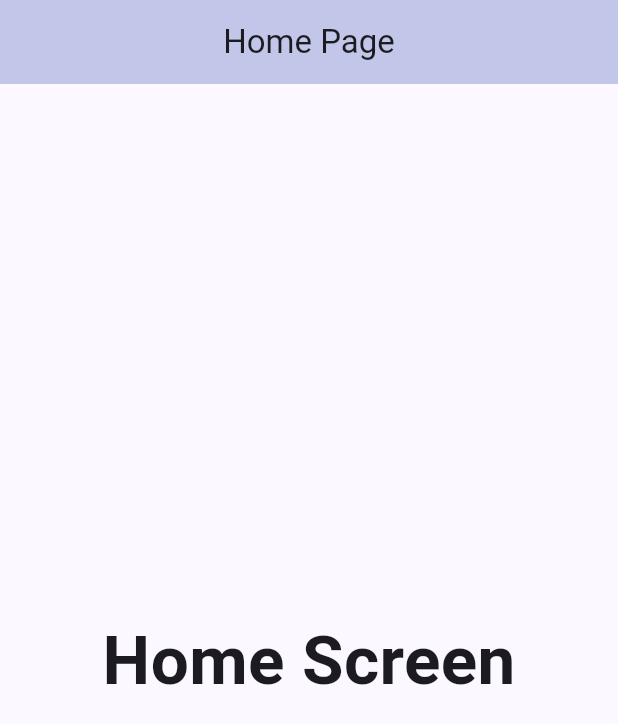
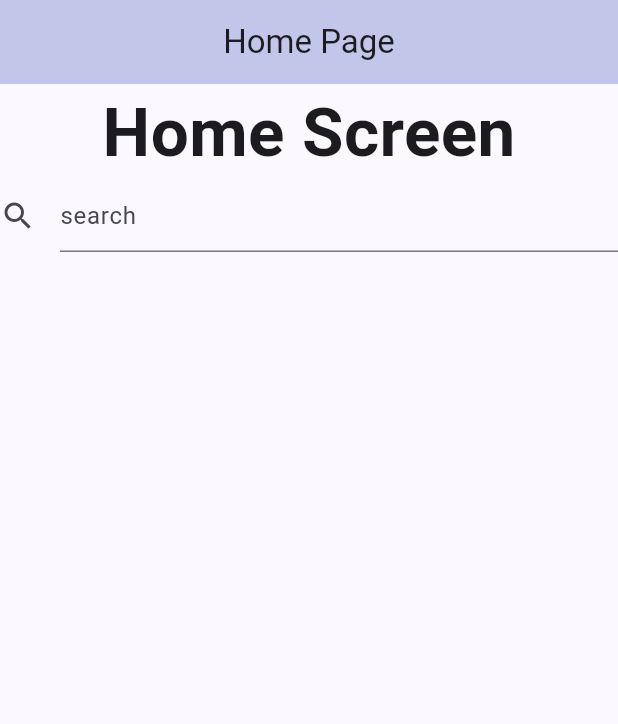
Before and after one commit to raohamii/signup_login_page, a Flutter app: the Home_Page screen opened directly with empty values, on a phone screen of 412 x 824 dp. Shown: the top 724 px of the screen. Run offline on Flutter 3.47's test engine with Material 3 defaults, Android fonts, the phone set to English and light mode, and no system bars; our stand-ins replace sqflite; missing offline and left inert: flutter_barcode_scanner; accounts and stored records are empty.

Commit message:
Update Home_Page.dart
add TextFormField for search

```diff
--- a/lib/Authentication/Home_Page.dart
+++ b/lib/Authentication/Home_Page.dart
@@ -9,6 +9,7 @@ class Home_Page extends StatefulWidget {
 }
 
 class _Home_PageState extends State<Home_Page> {
+  final search = TextEditingController();
   @override
   Widget build(BuildContext context) {
     return Scaffold(
@@ -17,10 +18,26 @@ class _Home_PageState extends State<Home_Page> {
         backgroundColor: Colors.indigo.withOpacity(0.3),
         centerTitle: true,
       ),
-      body: Center(
-        child: Text("Home Screen",style: TextStyle(fontSize: 45, fontWeight: FontWeight.bold),),
+      body:
+      Column(
+        children: [
+          Center(
+            child: Text("Home Screen",style: TextStyle(fontSize: 45, fontWeight: FontWeight.bold),),
 
+          ),
+          Center(
+            // add TextFormField
+            child: TextFormField(
+              controller: search,
+              decoration: const InputDecoration(
+                hintText: 'search',
+                icon: Icon(Icons.search),
+              ),
+            ),
+          )
+        ],
       ),
+
     );
   }
 }
```
